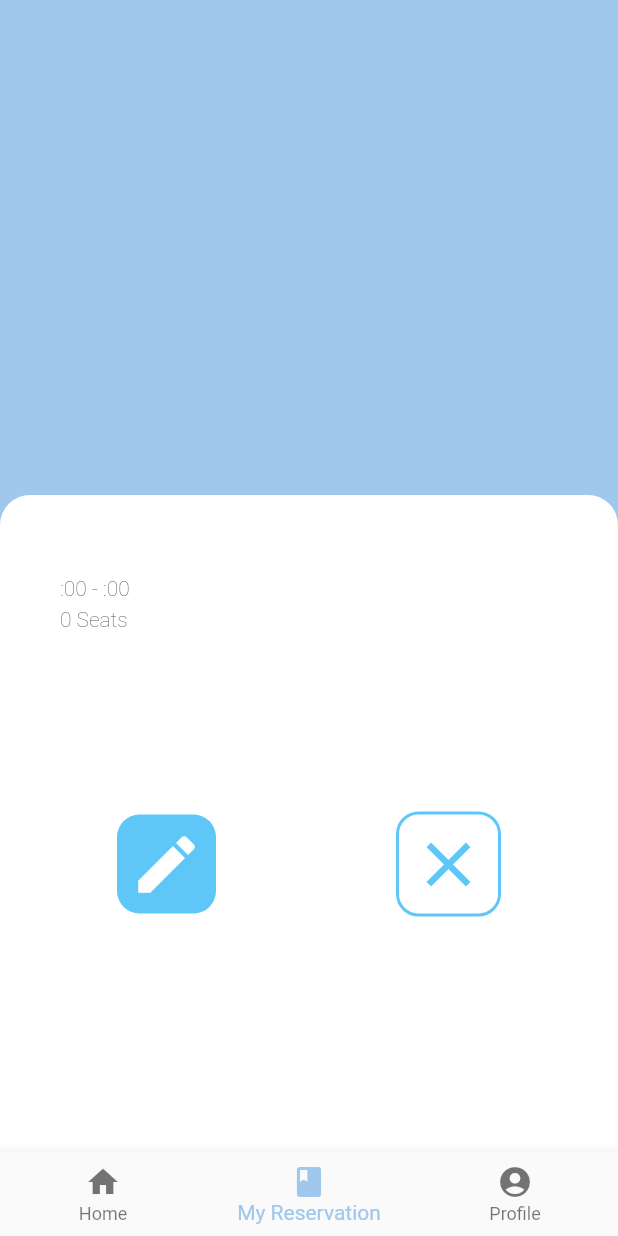
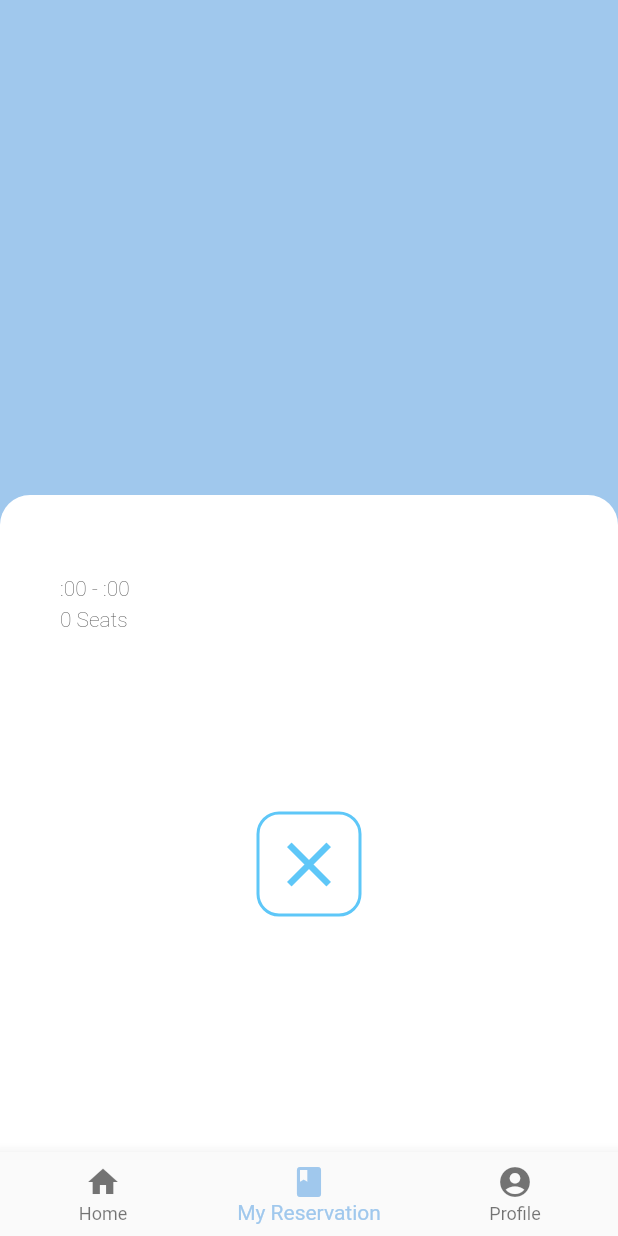
Before and after one commit to yangrchen/comp523-cafe-reservation, a Flutter app: the screen it shows once a user with an empty profile is signed in, item 2 of the bottom bar chosen, on a phone screen of 412 x 824 dp. Run offline on Flutter 3.47's test engine with Material 2 defaults, Android fonts, the phone set to English and light mode, and no system bars; our stand-ins replace cloud_firestore, firebase_auth, firebase_core, flutter_hooks; accounts and stored records are empty.

Commit message:
Preventing multiple reservations; removed update button

```diff
--- a/cafe_reservation/lib/pages/current_reservation.dart
+++ b/cafe_reservation/lib/pages/current_reservation.dart
@@ -54,20 +54,20 @@ class CurrentReservationPage extends HookWidget {
           Row(
             mainAxisAlignment: MainAxisAlignment.center,
             children: <Widget>[
-              Container(
-                child: IconButton(
-                  onPressed: () {
-                    log('testing');
-                  },
-                  icon: const Icon(Icons.edit, color: Colors.white),
-                  iconSize: 50.0,
-                ),
-                decoration: const BoxDecoration(
-                  color: Color(0xFF5EC7F8),
-                  borderRadius: BorderRadius.all(Radius.circular(15.0)),
-                ),
-              ),
-              const SizedBox(width: 120.0),
+              // Container(
+              //   child: IconButton(
+              //     onPressed: () {
+              //       log('testing');
+              //     },
+              //     icon: const Icon(Icons.edit, color: Colors.white),
+              //     iconSize: 50.0,
+              //   ),
+              //   decoration: const BoxDecoration(
+              //     color: Color(0xFF5EC7F8),
+              //     borderRadius: BorderRadius.all(Radius.circular(15.0)),
+              //   ),
+              // ),
+              // const SizedBox(width: 120.0),
               Container(
                   child: IconButton(
                     onPressed: () {
```
Also changed, not shown: cafe_reservation/lib/pages/cafe_info.dart (+38 -14 lines).
